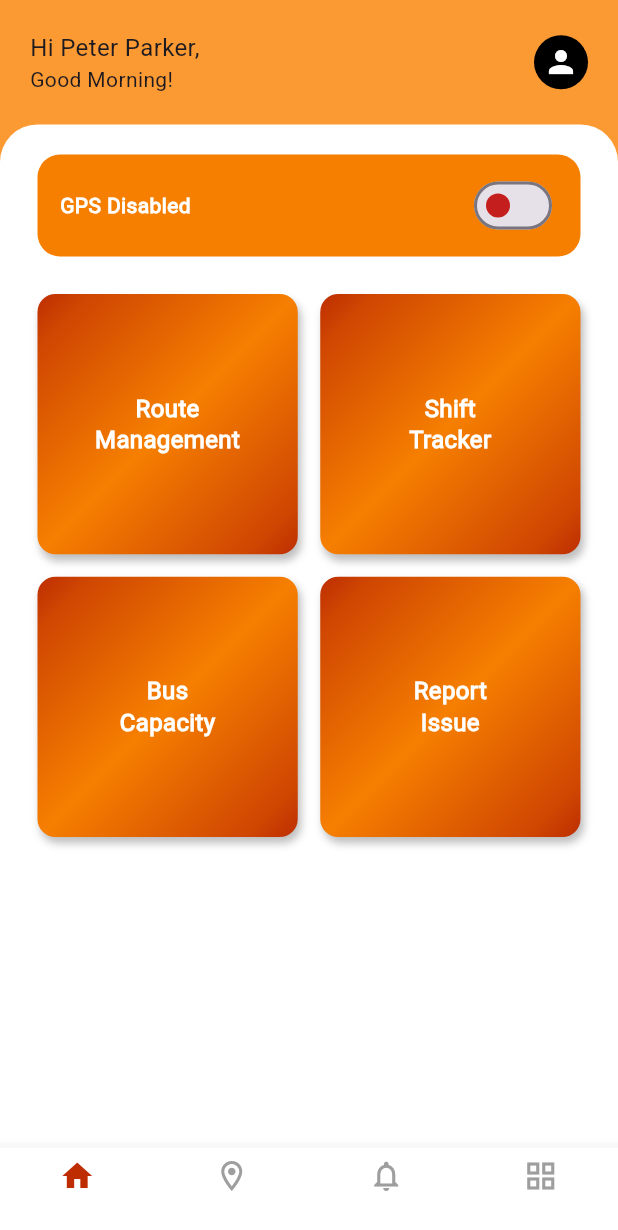
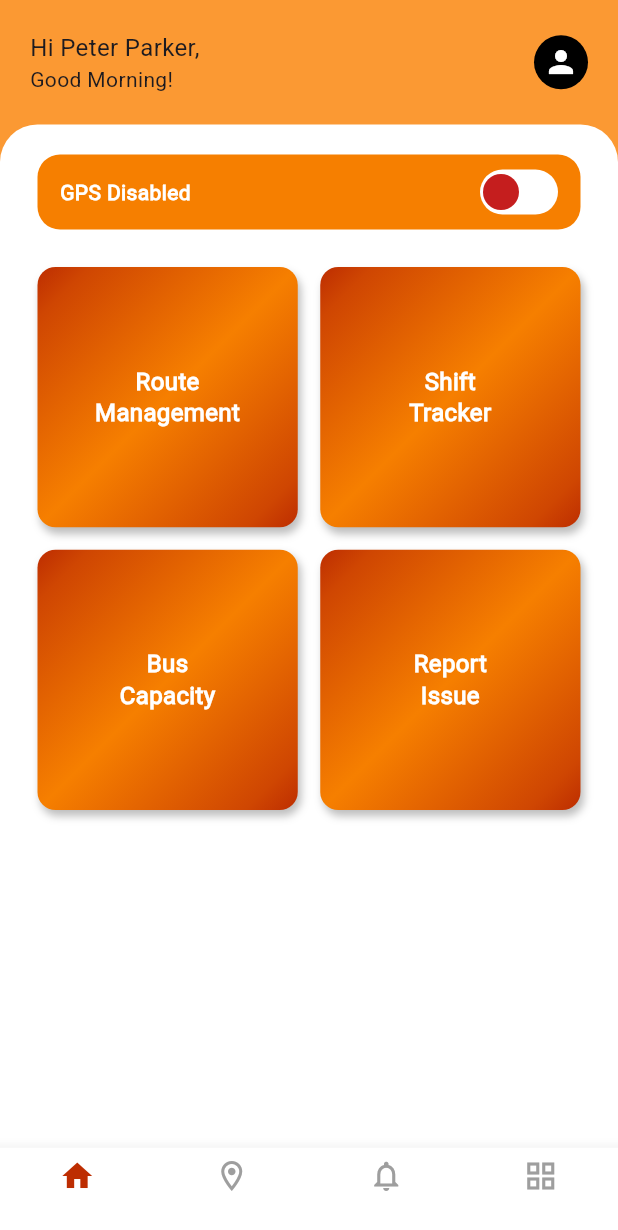
Before and after one commit to arosayru/bus_finder-staff_app, a Flutter app: the DashboardScreen screen opened by its route, on a phone screen of 412 x 824 dp. Shown: the top 1230 px of the screen. Run offline on Flutter 3.47's test engine with Material 3 defaults, Android fonts, the phone set to English and light mode, and no system bars.

Commit message:
Update dashboard gps button

```diff
--- a/bus_finder_staff_app/lib/screens/dashboard_screen.dart
+++ b/bus_finder_staff_app/lib/screens/dashboard_screen.dart
@@ -102,15 +102,36 @@ class _DashboardScreenState extends State<DashboardScreen> {
                                   fontWeight: FontWeight.bold,
                                 ),
                               ),
-                              Switch(
-                                value: isGpsEnabled,
-                                activeColor: Color(0xFF23C51E),
-                                inactiveThumbColor: Color(0xFFC51E1E),
-                                onChanged: (value) {
+                              // Custom-styled switch
+                              GestureDetector(
+                                onTap: () {
                                   setState(() {
-                                    isGpsEnabled = value;
+                                    isGpsEnabled = !isGpsEnabled;
                                   });
                                 },
+                                child: Container(
+                                  width: 52,
+                                  height: 30,
+                                  padding: const EdgeInsets.all(2),
+                                  decoration: BoxDecoration(
+                                    color: Colors.white,
+                                    borderRadius: BorderRadius.circular(20),
+                                  ),
+                                  child: AnimatedAlign(
+                                    alignment: isGpsEnabled ? Alignment.centerRight : Alignment.centerLeft,
+                                    duration: const Duration(milliseconds: 200),
+                                    child: Container(
+                                      width: 24,
+                                      height: 24,
+                                      decoration: BoxDecoration(
+                                        color: isGpsEnabled
+                                            ? const Color(0xFF23C51E)
+                                            : const Color(0xFFC51E1E),
+                                        shape: BoxShape.circle,
+                                      ),
+                                    ),
+                                  ),
+                                ),
                               ),
                             ],
                           ),
@@ -192,7 +213,7 @@ class _DashboardScreenState extends State<DashboardScreen> {
         alignment: Alignment.center,
         decoration: BoxDecoration(
           gradient: const LinearGradient(
-             begin: Alignment.topLeft,
+            begin: Alignment.topLeft,
             end: Alignment.bottomRight,
             stops: [0.0, 0.1, 0.5, 0.9, 1.0],
             colors: [
```
